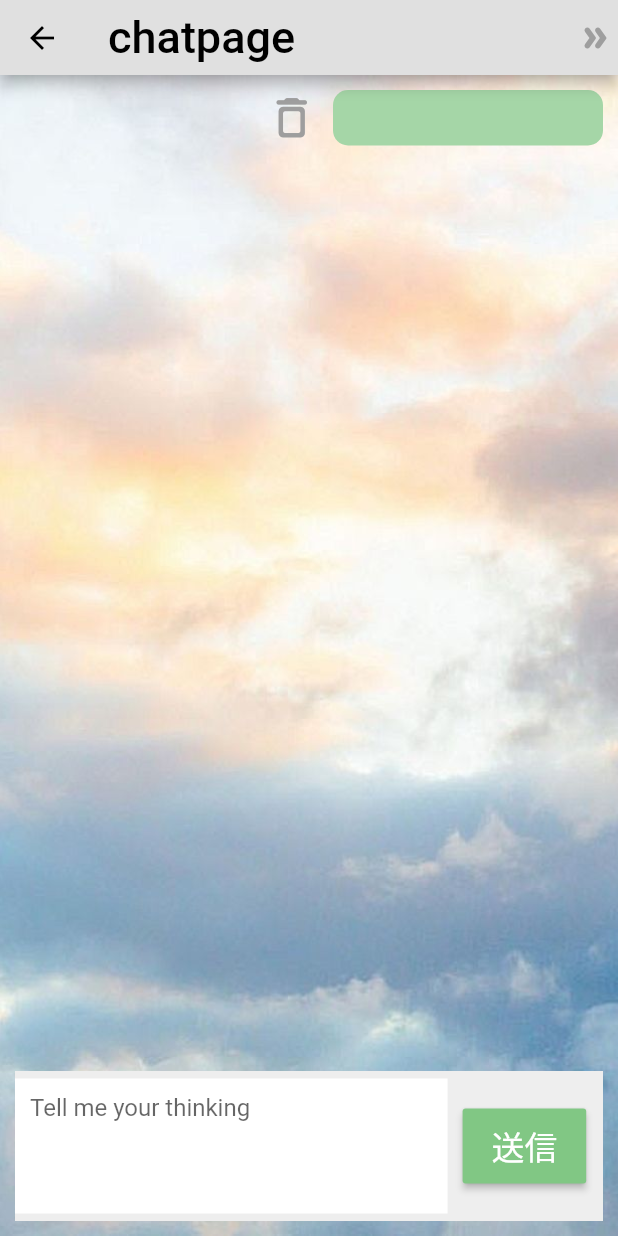
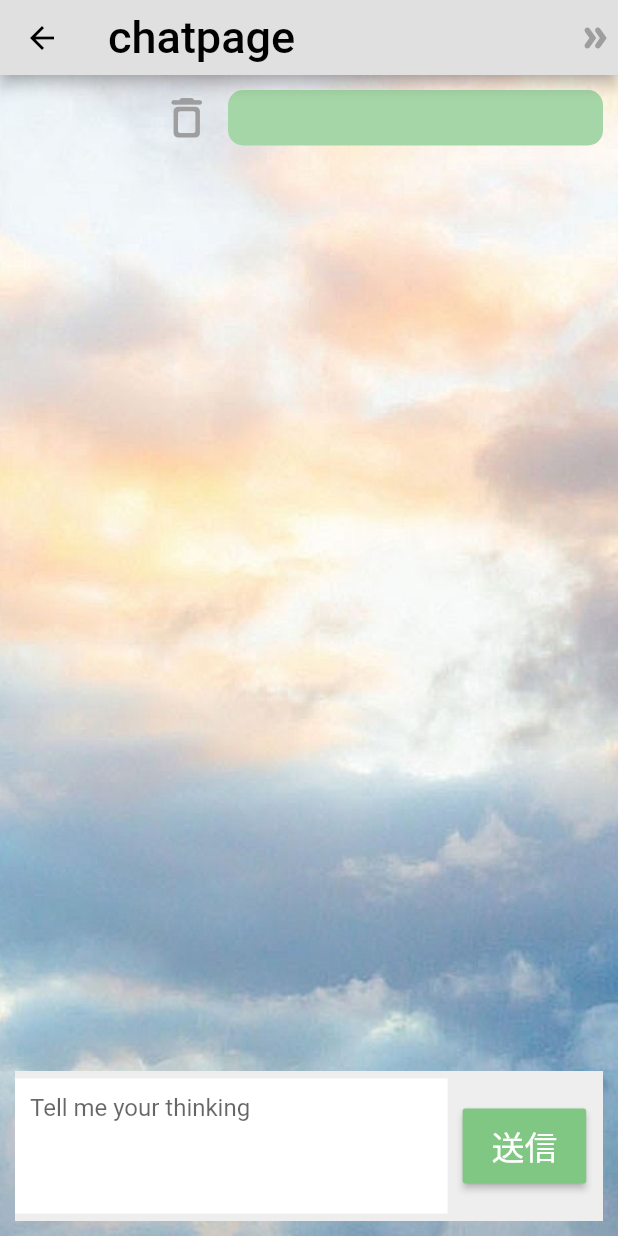
Before and after one commit to kabigon-li/flutter-practice, a Flutter app: the ChatPage screen opened directly, after a tap on "送信", on a phone screen of 412 x 824 dp. Run offline on Flutter 3.47's test engine with Material 2 defaults, Android fonts, the phone set to English and light mode, and no system bars; our stand-ins replace image_picker, sqflite; accounts and stored records are empty; Roboto replaces fonts that are missing (Cursive).

Commit message:
Add:background_photo

```diff
--- a/lib/pages/chatPage.dart
+++ b/lib/pages/chatPage.dart
@@ -112,6 +112,7 @@ class _ChatPageState extends State<ChatPage> {
                         },
                         decoration: InputDecoration(
                           hintText: 'Tell me your thinking',
+
                           contentPadding: const EdgeInsets.all(10),
                           border: InputBorder.none,
                         ),
@@ -204,7 +205,7 @@ class _ChatPageState extends State<ChatPage> {
                     borderRadius: BorderRadius.circular(10.0),
                   ),
                   child: SizedBox(
-                    width: 180,
+                    width: 250,
                     //height: 50,
                     child: Padding(
                       padding: const EdgeInsets.all(7.0),
--- a/lib/tab/todotoday.dart
+++ b/lib/tab/todotoday.dart
@@ -42,15 +42,22 @@ class _TodoTadayState extends State<TodoTaday> {
         title: Center(
           child: Text(
             'To do',
-            style: TextStyle(
-              fontFamily: 'Cursive',
-              fontSize: 30
-              ),
-
+            style: TextStyle(fontFamily: 'Cursive', fontSize: 30),
           ),
         ),
       ),
-      body: Container(
+      body: Stack(children: [
+        // Stackの中のやつ使える
+        Positioned.fill(
+          child: Container(
+            decoration: BoxDecoration(
+              image: DecorationImage(
+                image: AssetImage(
+                  "image/背景.jpg",
+                ),
+                fit: BoxFit.cover,
+              ),
+            ),
             child: Padding(
               padding: const EdgeInsets.all(12.0),
               child: SingleChildScrollView(
@@ -74,6 +81,8 @@ class _TodoTadayState extends State<TodoTaday> {
               ),
             ),
           ),
+        ),
+      ]),
       floatingActionButton: FloatingActionButton(
         backgroundColor: Colors.lightBlue[200],
         child: Icon(Icons.add_box_outlined),
@@ -92,12 +101,10 @@ class _TodoTadayState extends State<TodoTaday> {
     return Column(
       mainAxisAlignment: MainAxisAlignment.center,
       children: [
-
         //显示在屏幕上的每一条todo，由打沟框，todo内容，和删除按钮组成
         Card(
           color: Colors.grey[200],
           child: CheckboxListTile(
-
             //打勾框
             activeColor: Colors.blue,
             value: todoNew.isChecked == 0 ? false : true,
```
Lines whose indentation alone changed are shown as unchanged.
